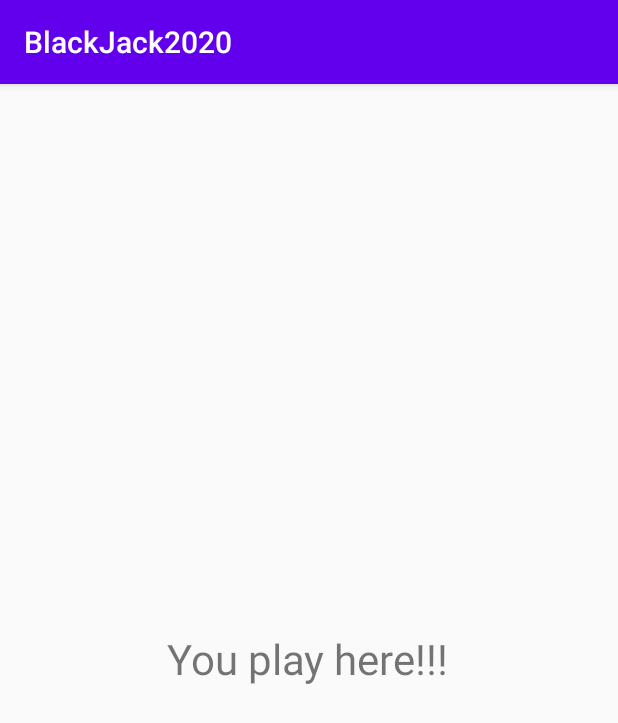
After one commit to adao1220/Cosc_435_BlackJack2020, an Android app: the PlayActivity screen opened directly, with no data from a screen before it, on a phone screen of 412 x 824 dp. The commit adds this screen. Shown: the top 723 px of the screen. Run offline under Robolectric (Android 15) with nearby library versions, the phone set to English and light mode, and no system bars.

Commit message:
Created Homepage Activities and linked buttons

```diff
--- a/app/src/main/AndroidManifest.xml
+++ b/app/src/main/AndroidManifest.xml
@@ -9,6 +9,10 @@
         android:roundIcon="@mipmap/ic_launcher_round"
         android:supportsRtl="true"
         android:theme="@style/AppTheme">
+        <activity android:name=".PlayActivity"></activity>
+        <activity android:name=".SettingsActivity" />
+        <activity android:name=".TipsNTricksActivity" />
+        <activity android:name=".HowToPlayActivity" />
         <activity android:name=".MainActivity">
             <intent-filter>
                 <action android:name="android.intent.action.MAIN" />
--- /dev/null
+++ b/app/src/main/java/com/example/blackjack2020/PlayActivity.kt
@@ -0,0 +1,11 @@
+package com.example.blackjack2020
+
+import androidx.appcompat.app.AppCompatActivity
+import android.os.Bundle
+
+class PlayActivity : AppCompatActivity() {
+    override fun onCreate(savedInstanceState: Bundle?) {
+        super.onCreate(savedInstanceState)
+        setContentView(R.layout.activity_play)
+    }
+}
--- a/app/src/main/res/layout/activity_main.xml
+++ b/app/src/main/res/layout/activity_main.xml
@@ -4,13 +4,16 @@
     xmlns:tools="http://schemas.android.com/tools"
     android:layout_width="match_parent"
     android:layout_height="match_parent"
+    android:background="@drawable/basement"
     tools:context=".MainActivity">
 
     <TextView
         android:id="@+id/hp_title_tv"
         android:layout_width="wrap_content"
         android:layout_height="wrap_content"
+        android:background="#0003A9F4"
         android:text="@string/hp_title_tv"
+        android:textColor="#FBFBFB"
         android:textSize="30sp"
         app:layout_constraintBottom_toBottomOf="parent"
         app:layout_constraintHorizontal_bias="0.498"
--- /dev/null
+++ b/app/src/main/res/layout/activity_play.xml
@@ -0,0 +1,21 @@
+<?xml version="1.0" encoding="utf-8"?>
+<androidx.constraintlayout.widget.ConstraintLayout xmlns:android="http://schemas.android.com/apk/res/android"
+    xmlns:app="http://schemas.android.com/apk/res-auto"
+    xmlns:tools="http://schemas.android.com/tools"
+    android:layout_width="match_parent"
+    android:layout_height="match_parent"
+    tools:context=".PlayActivity">
+
+    <TextView
+        android:id="@+id/CHANGEME2"
+        android:layout_width="wrap_content"
+        android:layout_height="wrap_content"
+        android:text="You play here!!!"
+        android:textSize="28sp"
+        app:layout_constraintBottom_toBottomOf="parent"
+        app:layout_constraintEnd_toEndOf="parent"
+        app:layout_constraintHorizontal_bias="0.495"
+        app:layout_constraintStart_toStartOf="parent"
+        app:layout_constraintTop_toTopOf="parent"
+        app:layout_constraintVertical_bias="0.499" />
+</androidx.constraintlayout.widget.ConstraintLayout>
```
Also changed, not shown: app/src/main/java/com/example/blackjack2020/HowToPlayActivity.kt (added, +26 -0 lines), app/src/main/java/com/example/blackjack2020/MainActivity.kt (+42 -0 lines), app/src/main/java/com/example/blackjack2020/SettingsActivity.kt (added, +11 -0 lines), app/src/main/java/com/example/blackjack2020/TipsNTricksActivity.kt (added, +11 -0 lines), app/src/main/res/layout/activity_how_to_play.xml (added, +19 -0 lines), app/src/main/res/layout/activity_settings.xml (added, +19 -0 lines), app/src/main/res/layout/activity_tips_n_tricks.xml (added, +19 -0 lines), app/src/main/res/drawable/basement.png (added).
